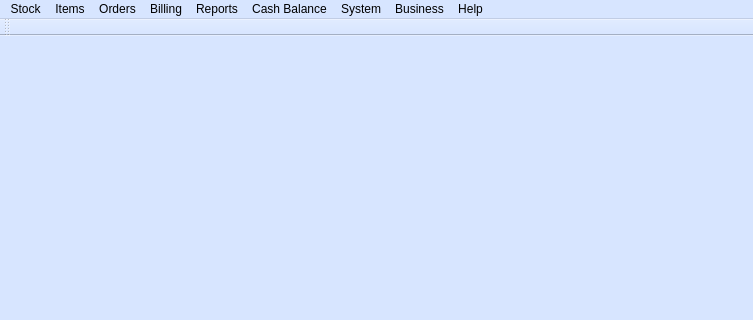
Qt form estorecpp/esmainwindow.ui (Watti/estorecpp) before a commit; both pictures show x 0 to 753 and y 0 to 320 of the 753 by 540 pixel window.
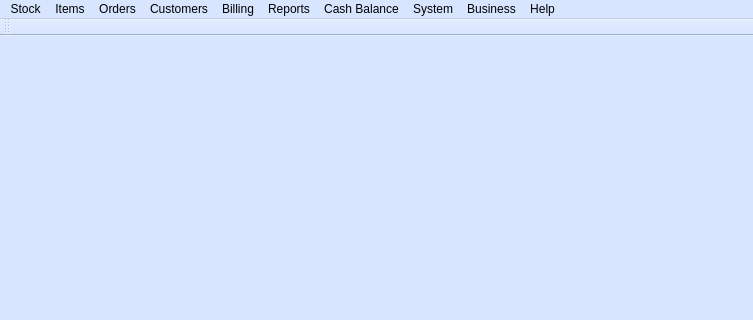
The same form after that commit.

Commit message: customer related changes added

What changed in the file:
```diff
--- a/estorecpp/esmainwindow.ui
+++ b/estorecpp/esmainwindow.ui
@@ -165,9 +165,17 @@
     <addaction name="menuLoyality"/>
     <addaction name="actionGiftVouchers"/>
    </widget>
+   <widget class="QMenu" name="menuCustomers">
+    <property name="title">
+     <string>Customers</string>
+    </property>
+    <addaction name="actionManageCustomers"/>
+    <addaction name="actionViewCustomerHistory"/>
+   </widget>
    <addaction name="menuStock"/>
    <addaction name="menuItems"/>
    <addaction name="menuOrders"/>
+   <addaction name="menuCustomers"/>
    <addaction name="menuBilling"/>
    <addaction name="menuReports"/>
    <addaction name="menuCashBalance"/>
```
Left out of the diff: 10 changed lines with no effect on the pictures. The commit also changes 10 other files.
